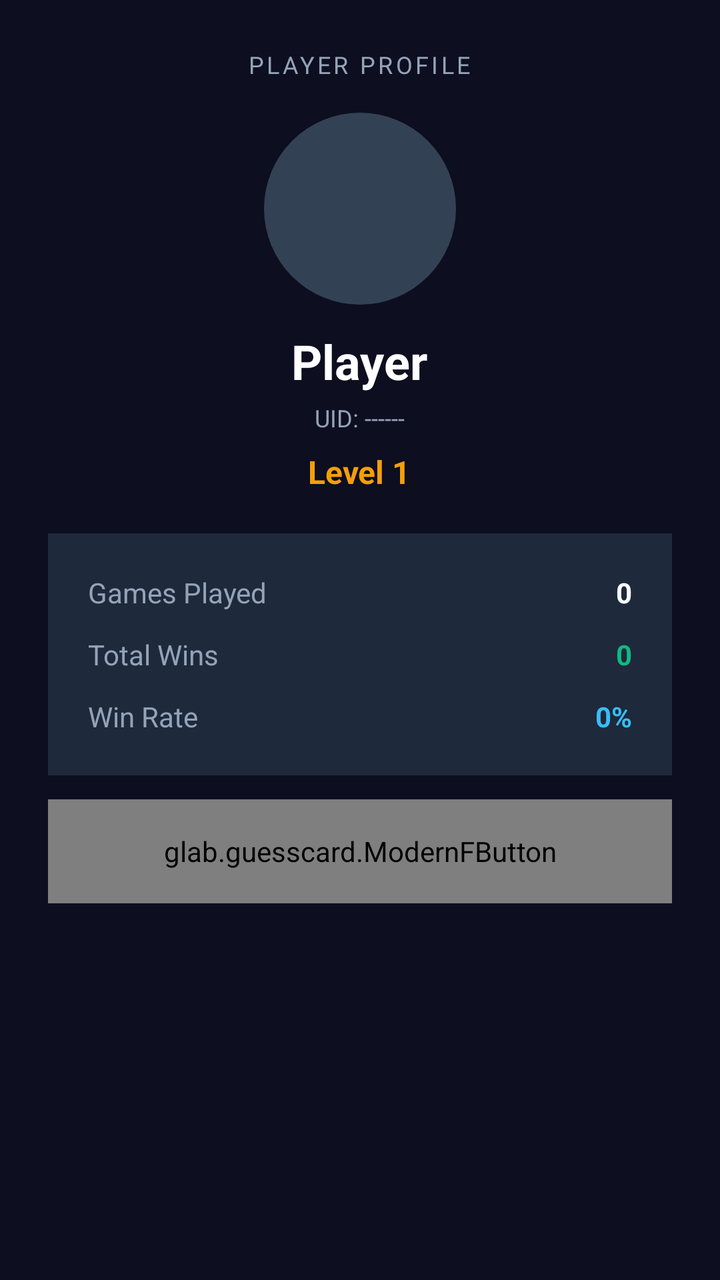
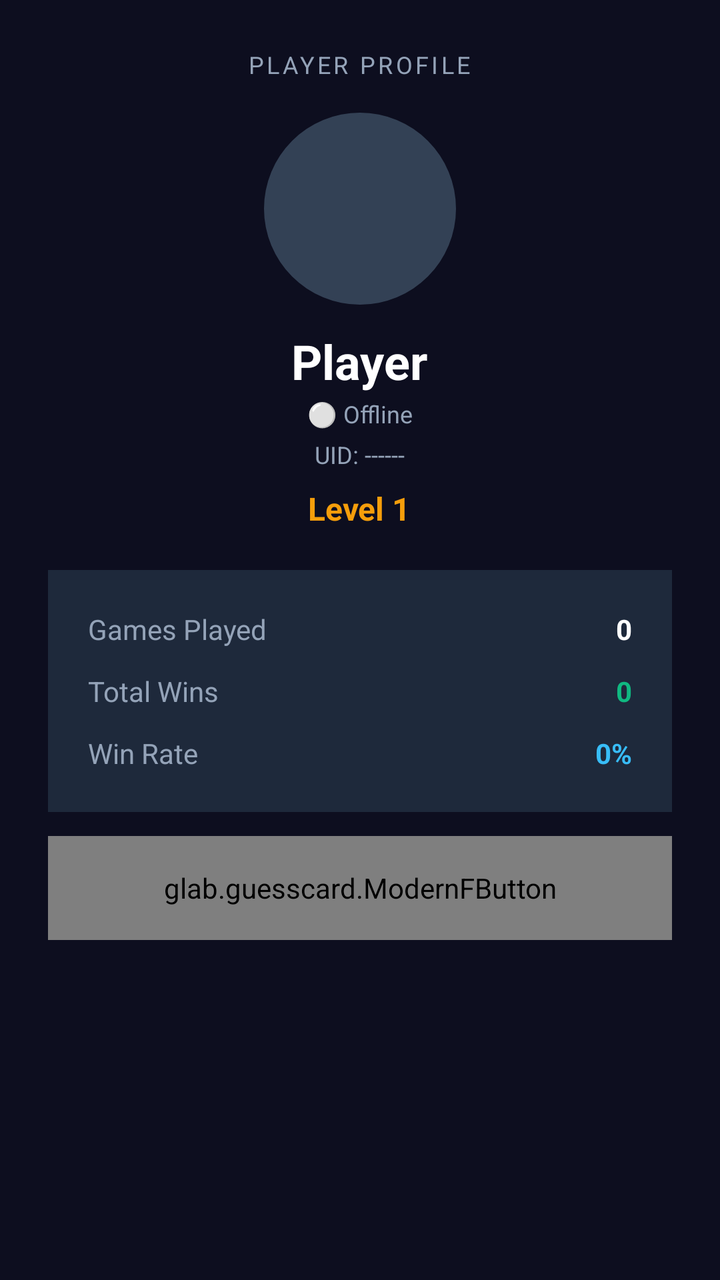

Compare the two renders of this Android layout. The source of the first and the diff that turns it into the second are given below.
<!-- AndroidManifest.xml: application theme Theme.TerritoryWars -->
<!-- res/layout/activity_public_profile.xml -->
<?xml version="1.0" encoding="utf-8"?>
<LinearLayout xmlns:android="http://schemas.android.com/apk/res/android"
    xmlns:app="http://schemas.android.com/apk/res-auto"
    android:layout_width="match_parent"
    android:layout_height="match_parent"
    android:background="@color/bg_dark"
    android:orientation="vertical"
    android:padding="24dp"
    android:gravity="center_horizontal">

    <TextView
        android:layout_width="wrap_content"
        android:layout_height="wrap_content"
        android:text="PLAYER PROFILE"
        android:textColor="#94A3B8"
        android:textSize="12sp"
        android:letterSpacing="0.12"
        android:textAllCaps="true" />

    <com.google.android.material.imageview.ShapeableImageView
        android:id="@+id/imgPublicAvatar"
        android:layout_width="96dp"
        android:layout_height="96dp"
        android:layout_marginTop="16dp"
        android:scaleType="centerCrop"
        app:shapeAppearanceOverlay="@style/ShapeAppearance.TerritoryWars.Avatar"
        android:background="#334155" />

    <TextView
        android:id="@+id/tvPublicUsername"
        android:layout_width="wrap_content"
        android:layout_height="wrap_content"
        android:layout_marginTop="12dp"
        android:text="Player"
        android:textColor="#FFFFFF"
        android:textSize="24sp"
        android:textStyle="bold" />

    <TextView
        android:id="@+id/tvPublicUid"
        android:layout_width="wrap_content"
        android:layout_height="wrap_content"
        android:layout_marginTop="4dp"
        android:text="UID: ------"
        android:textColor="#94A3B8"
        android:textSize="12sp" />

    <TextView
        android:id="@+id/tvPublicLevel"
        android:layout_width="wrap_content"
        android:layout_height="wrap_content"
        android:layout_marginTop="8dp"
        android:text="Level 1"
        android:textColor="#F59E0B"
        android:textSize="16sp"
        android:textStyle="bold" />

    
    <LinearLayout
        android:layout_width="match_parent"
        android:layout_height="wrap_content"
        android:layout_marginTop="20dp"
        android:background="#1E293B"
        android:orientation="vertical"
        android:padding="20dp">

        <LinearLayout
            android:layout_width="match_parent"
            android:layout_height="wrap_content"
            android:orientation="horizontal"
            android:layout_marginBottom="12dp">

            <TextView
                android:layout_width="0dp"
                android:layout_height="wrap_content"
                android:layout_weight="1"
                android:text="Games Played"
                android:textColor="#94A3B8"
                android:textSize="14sp" />

            <TextView
                android:id="@+id/tvPublicGamesPlayed"
                android:layout_width="wrap_content"
                android:layout_height="wrap_content"
                android:text="0"
                android:textColor="#FFFFFF"
                android:textSize="14sp"
                android:textStyle="bold" />
        </LinearLayout>

        <LinearLayout
            android:layout_width="match_parent"
            android:layout_height="wrap_content"
            android:orientation="horizontal"
            android:layout_marginBottom="12dp">

            <TextView
                android:layout_width="0dp"
                android:layout_height="wrap_content"
                android:layout_weight="1"
                android:text="Total Wins"
                android:textColor="#94A3B8"
                android:textSize="14sp" />

            <TextView
                android:id="@+id/tvPublicWins"
                android:layout_width="wrap_content"
                android:layout_height="wrap_content"
                android:text="0"
                android:textColor="#10B981"
                android:textSize="14sp"
                android:textStyle="bold" />
        </LinearLayout>

        <LinearLayout
            android:layout_width="match_parent"
            android:layout_height="wrap_content"
            android:orientation="horizontal">

            <TextView
                android:layout_width="0dp"
                android:layout_height="wrap_content"
                android:layout_weight="1"
                android:text="Win Rate"
                android:textColor="#94A3B8"
                android:textSize="14sp" />

            <TextView
                android:id="@+id/tvPublicWinRate"
                android:layout_width="wrap_content"
                android:layout_height="wrap_content"
                android:text="0%"
                android:textColor="#38BDF8"
                android:textSize="14sp"
                android:textStyle="bold" />
        </LinearLayout>
    </LinearLayout>

    <glab.guesscard.ModernFButton
        android:id="@+id/btnFriendAction"
        android:layout_width="match_parent"
        android:layout_height="52dp"
        android:layout_marginTop="20dp"
        android:text="Add Friend"
        android:visibility="gone" />

    <glab.guesscard.ModernFButton
        android:id="@+id/btnClosePublicProfile"
        android:layout_width="match_parent"
        android:layout_height="52dp"
        android:layout_marginTop="12dp"
        android:text="Close" />

</LinearLayout>
<!-- resources referenced by this layout -->
<resources>
  <color name="bg_dark">#0D0E1F</color>
  <style name="ShapeAppearance.TerritoryWars.Avatar" parent="ShapeAppearance.Material3.Corner.Full" />
  <style name="Theme.TerritoryWars" parent="Theme.Material3.DayNight.NoActionBar">
          
          <item name="colorPrimary">@color/purple_500</item>
          <item name="colorPrimaryVariant">@color/purple_700</item>
          <item name="colorOnPrimary">@color/white</item>
          
          <item name="colorSecondary">@color/teal_200</item>
          <item name="colorSecondaryVariant">@color/teal_700</item>
          <item name="colorOnSecondary">@color/black</item>
          
          <item name="android:statusBarColor">@android:color/transparent</item>
          <item name="android:navigationBarColor">@android:color/transparent</item>
          <item name="android:windowDrawsSystemBarBackgrounds">true</item>
      </style>
  <color name="purple_500">#FF6200EE</color>
  <color name="purple_700">#FF3700B3</color>
  <color name="white">#FFFFFFFF</color>
  <color name="teal_200">#FF03DAC5</color>
  <color name="teal_700">#FF018786</color>
  <color name="black">#FF000000</color>
</resources>

<!-- the commit's change to res/layout/activity_public_profile.xml (unified diff, before → after) -->
@@ -35,6 +35,15 @@
         android:textColor="#FFFFFF"
         android:textSize="24sp"
         android:textStyle="bold" />
+
+    <TextView
+        android:id="@+id/tvPublicStatus"
+        android:layout_width="wrap_content"
+        android:layout_height="wrap_content"
+        android:layout_marginTop="2dp"
+        android:text="⚪ Offline"
+        android:textColor="#94A3B8"
+        android:textSize="12sp" />
 
     <TextView
         android:id="@+id/tvPublicUid"
